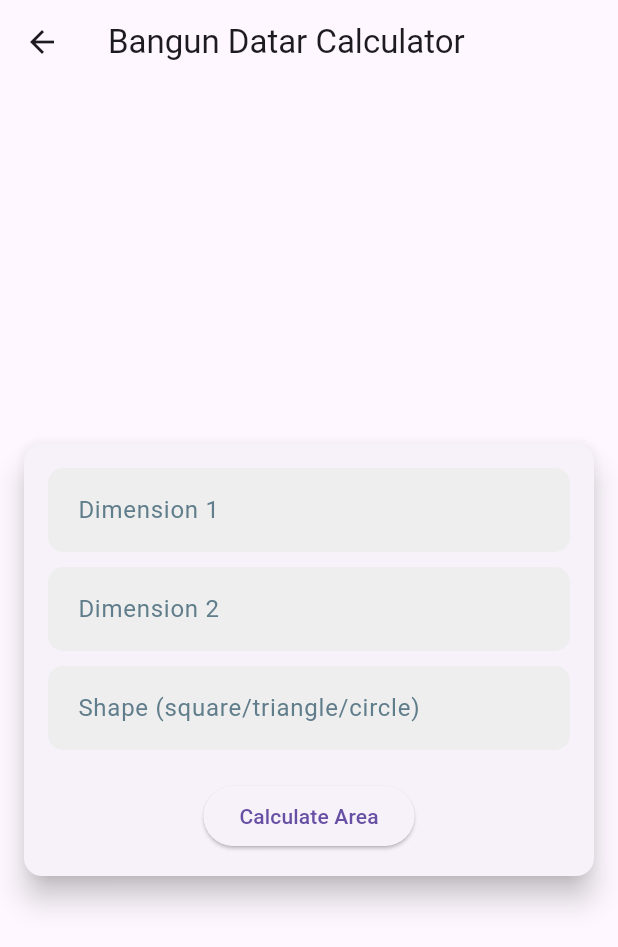
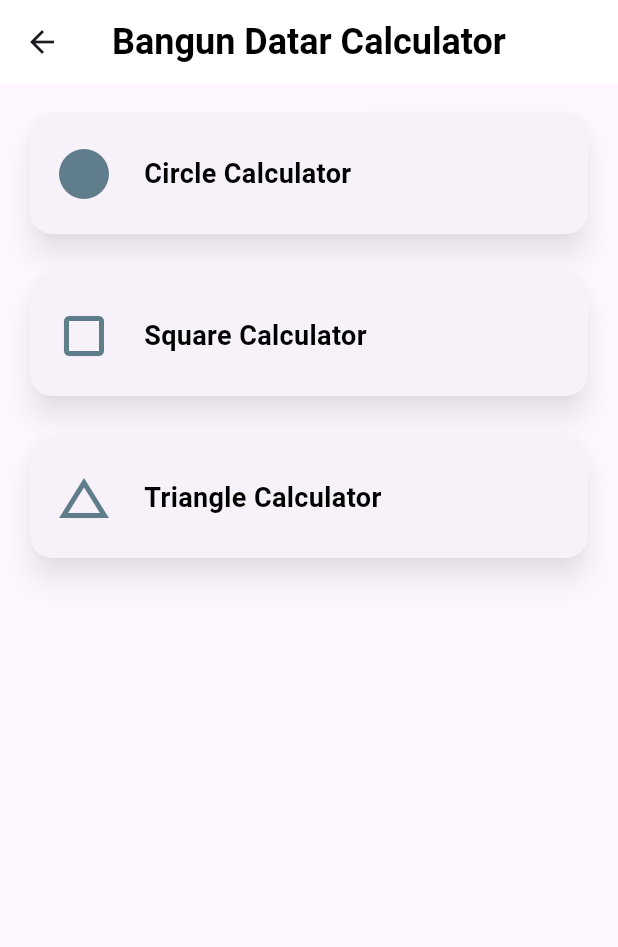
Before and after one commit to FayruzAldi/redux_kalem, a Flutter app: the BangundatarScreen screen opened directly, on a phone screen of 412 x 824 dp. Shown: the top 947 px of the screen. Run offline on Flutter 3.47's test engine with Material 3 defaults, Android fonts, the phone set to English and light mode, and no system bars; our stand-ins replace flutter_redux, redux.

Commit message:
fix bangundatar screen

```diff
--- a/lib/screen/bangundatar_screen.dart
+++ b/lib/screen/bangundatar_screen.dart
@@ -1,101 +1,106 @@
-import 'package:calculatorapp_redux/component/component.dart';
+import 'package:calculatorapp_redux/bangundatar_component.dart/circle_calculator.dart';
+import 'package:calculatorapp_redux/bangundatar_component.dart/square_calculator.dart';
+import 'package:calculatorapp_redux/bangundatar_component.dart/triangle_calculator.dart';
 import 'package:flutter/material.dart';
-import 'package:flutter_redux/flutter_redux.dart';
-import 'package:calculatorapp_redux/redux/actions.dart';
-import 'package:calculatorapp_redux/redux/appState.dart';
+
 
 class BangundatarScreen extends StatelessWidget {
-  final TextEditingController dimension1Controller = TextEditingController();
-  final TextEditingController dimension2Controller = TextEditingController();
-  final TextEditingController shapeController = TextEditingController();
-
   @override
   Widget build(BuildContext context) {
     return Scaffold(
       appBar: AppBar(
         title: Text('Bangun Datar Calculator'),
+        backgroundColor: Colors.white,
+        elevation: 0,
+        centerTitle: true,
+        titleTextStyle: TextStyle(
+          color: Colors.black,
+          fontWeight: FontWeight.bold,
+          fontSize: 24,
         ),
-      body: Center(
-        child: Card(
-          elevation: 8,
-          margin: EdgeInsets.all(16.0),
-          child: Padding(
+      ),
+      body: Padding(
         padding: EdgeInsets.all(16.0),
         child: Column(
-              mainAxisSize: MainAxisSize.min,
           children: [
-                buildCustomTextField(
-                  controller: dimension1Controller,
-                  labelText: 'Dimension 1',
-                  inputType: TextInputType.number,
-                ),
-                SizedBox(height: 10),
-                buildCustomTextField(
-                  controller: dimension2Controller,
-                  labelText: 'Dimension 2',
-                  inputType: TextInputType.number,
-                ),
-                SizedBox(height: 10),
-                buildCustomTextField(
-                  controller: shapeController,
-                  labelText: 'Shape (square/triangle/circle)',
+            _buildShapeCard(
+              context,
+              icon: Icons.circle,
+              label: 'Circle Calculator',
+              onTap: () {
+                Navigator.push(
+                  context,
+                  MaterialPageRoute(builder: (context) => CircleCalculator()),
+                );
+              },
             ),
             SizedBox(height: 20),
-                StoreConnector<AppState, void Function(double, double, String)>(
-                  converter: (store) {
-                    return (dimension1, dimension2, shape) =>
-                        store.dispatch(CalculateShapeArea(dimension1, dimension2, shape));
+            _buildShapeCard(
+              context,
+              icon: Icons.crop_square,
+              label: 'Square Calculator',
+              onTap: () {
+                Navigator.push(
+                  context,
+                  MaterialPageRoute(builder: (context) => SquareCalculator()),
+                );
               },
-                  builder: (context, callback) {
-                    return buildElevatedButton(
-                      onPressed: () {
-                        final dimension1 = double.tryParse(dimension1Controller.text);
-                        final dimension2 = double.tryParse(dimension2Controller.text);
-                        final shape = shapeController.text.toLowerCase();
-
-                        if (dimension1 != null && dimension2 != null && shape.isNotEmpty) {
-                          callback(dimension1, dimension2, shape);
-                          _showResultDialog(context);
-                        } else {
-                          ScaffoldMessenger.of(context).showSnackBar(
-                            SnackBar(content: Text('Please enter valid dimensions and shape.')),
-                          );
-                        }
-                      },
-                      label: 'Calculate Area',
+            ),
+            SizedBox(height: 20),
+            _buildShapeCard(
+              context,
+              icon: Icons.change_history,
+              label: 'Triangle Calculator',
+              onTap: () {
+                Navigator.push(
+                  context,
+                  MaterialPageRoute(builder: (context) => TriangleCalculator()),
                 );
               },
             ),
           ],
         ),
       ),
+    );
+  }
+
+  Widget _buildShapeCard(
+      BuildContext context, {
+        required IconData icon,
+        required String label,
+        required VoidCallback onTap,
+      }) {
+    return Card(
+      elevation: 8,
+      shadowColor: Colors.black45,
+      shape: RoundedRectangleBorder(
+        borderRadius: BorderRadius.circular(15),
+      ),
+      child: InkWell(
+        onTap: onTap,
+        borderRadius: BorderRadius.circular(15),
+        child: Padding(
+          padding: EdgeInsets.symmetric(vertical: 20, horizontal: 16),
+          child: Row(
+            children: [
+              Icon(
+                icon,
+                size: 40,
+                color: Colors.blueGrey,
+              ),
+              SizedBox(width: 20),
+              Text(
+                label,
+                style: TextStyle(
+                  fontSize: 18,
+                  fontWeight: FontWeight.bold,
+                  color: Colors.black,
+                ),
+              ),
+            ],
+          ),
         ),
       ),
     );
   }
-
-  void _showResultDialog(BuildContext context) {
-    showDialog(
-      context: context,
-      builder: (BuildContext context) {
-        return StoreConnector<AppState, String>(
-          converter: (store) => store.state.shapeAreaResult.toString(),
-          builder: (context, result) {
-            return AlertDialog(
-              title: Text('Result'),
-              content: Text('Area is $result'),
-              actions: [
-                TextButton(
-                  onPressed: () {
-                    Navigator.of(context).pop();
-                  },
-                  child: Text('OK'),
-                ),
-              ],
-            );
-          },
-        );
-      },
-    );
 }
-}
```
Also changed, not shown: lib/bangundatar_component.dart/circle_calculator.dart (added, +83 -0 lines), lib/bangundatar_component.dart/square_calculator.dart (added, +83 -0 lines), lib/bangundatar_component.dart/triangle_calculator.dart (added, +91 -0 lines), lib/screen/shape_calculator.dart (deleted, +0 -92 lines). Lines whose indentation alone changed are shown as unchanged.
